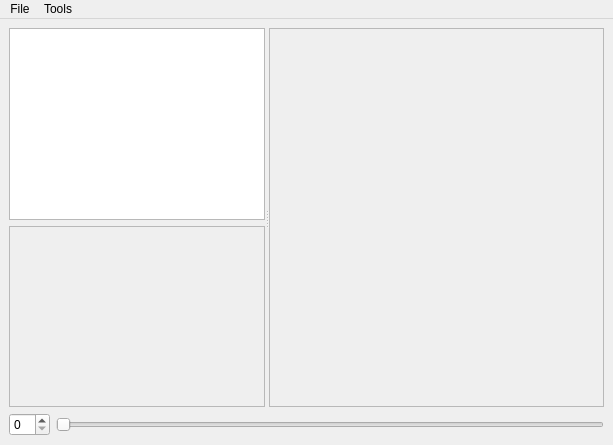
ImageProcessing-ElectronicPublications/scantailor-deviant, file ui/MainWindow.ui: the form before one commit.
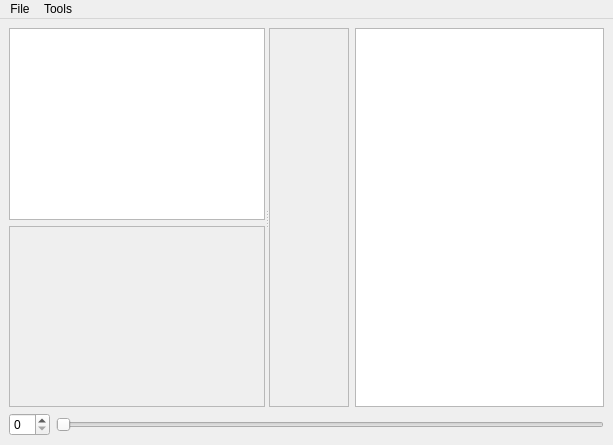
The form after the commit.

Patch:
```diff
--- a/ui/MainWindow.ui
+++ b/ui/MainWindow.ui
@@ -22,6 +22,14 @@
    <string/>
   </property>
   <widget class="QWidget" name="centralwidget" >
+   <property name="geometry" >
+    <rect>
+     <x>0</x>
+     <y>26</y>
+     <width>613</width>
+     <height>419</height>
+    </rect>
+   </property>
    <property name="sizePolicy" >
     <sizepolicy vsizetype="Preferred" hsizetype="Preferred" >
      <horstretch>0</horstretch>
@@ -31,7 +39,9 @@
    <property name="cursor" >
     <cursorShape>ArrowCursor</cursorShape>
    </property>
-   <layout class="QVBoxLayout" >
+   <layout class="QVBoxLayout" name="verticalLayout" >
+    <item>
+     <layout class="QHBoxLayout" name="horizontalLayout" >
     <item>
      <widget class="QSplitter" name="splitter" >
       <property name="sizePolicy" >
@@ -84,6 +94,21 @@
      </widget>
     </item>
     <item>
+       <widget class="QGraphicsView" name="thumbView" >
+        <property name="maximumSize" >
+         <size>
+          <width>249</width>
+          <height>16777215</height>
+         </size>
+        </property>
+        <property name="alignment" >
+         <set>Qt::AlignHCenter|Qt::AlignTop</set>
+        </property>
+       </widget>
+      </item>
+     </layout>
+    </item>
+    <item>
      <layout class="QHBoxLayout" >
       <item>
        <widget class="QSpinBox" name="pageSpinBox" />
```
Left out of the diff: 4 changed lines with no effect on the pictures. Lines whose indentation alone changed are shown as unchanged.
